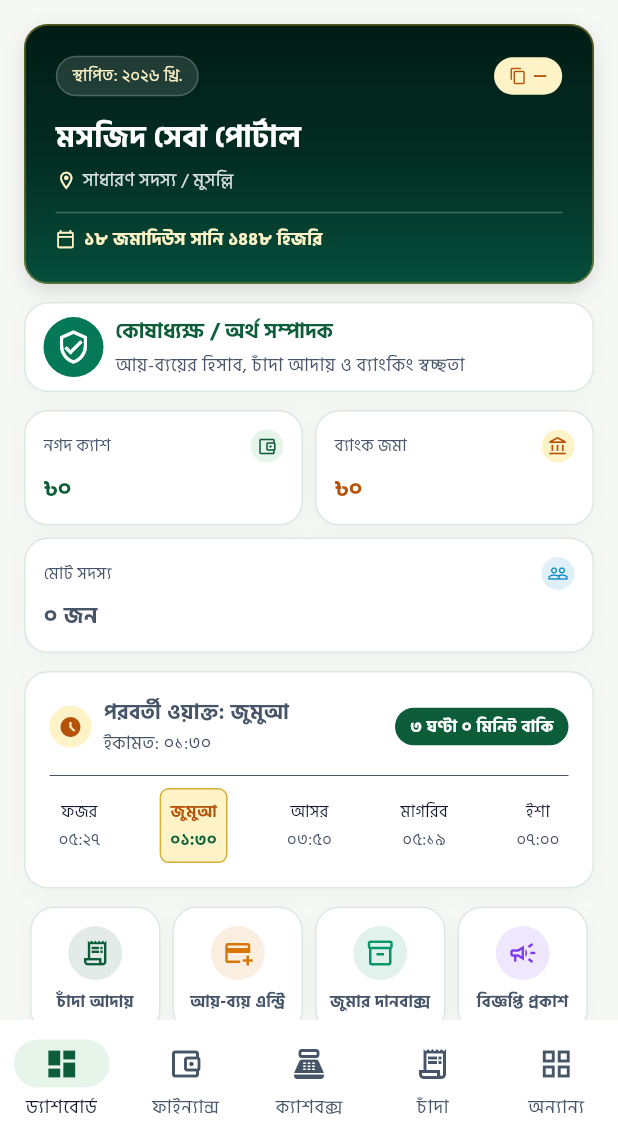
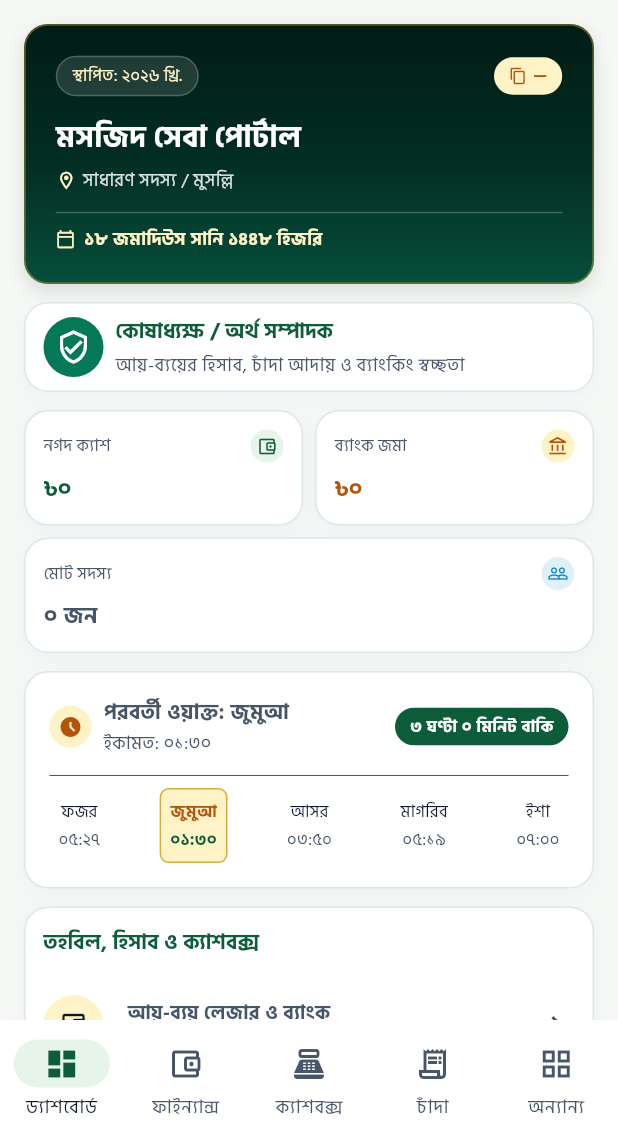
Before and after one commit to emranmofficials/Mosque-Seba, a Flutter app: the TreasurerShell screen opened directly, on a phone screen of 412 x 824 dp, the part 96-1236 px from its top. Run offline on Flutter 3.47's test engine with Material 3 defaults, Android fonts, the phone set to English and light mode, and no system bars; our stand-ins replace connectivity_plus, drift, equatable, flutter_local_notifications, flutter_riverpod, flutter_secure_storage and 11 more; missing offline and left inert: esc_pos_utils_plus, print_bluetooth_thermal; accounts and stored records are empty; generated files the repository leaves out were written again.

Commit message:
refine: align role shell actions and quick-action visibility to exact role duties

```diff
--- a/lib/core/navigation/role_shells/advisory_board/advisory_board_shell.dart
+++ b/lib/core/navigation/role_shells/advisory_board/advisory_board_shell.dart
@@ -1,4 +1,5 @@
 import 'package:flutter/material.dart';
+
 import '../../../../features/role_permissions/models/committee_role.dart';
 import '../../../../shared/widgets/adaptive_scaffold.dart';
 import '../../../router/app_router.dart';
--- a/lib/core/navigation/role_shells/assistant_treasurer/assistant_treasurer_shell.dart
+++ b/lib/core/navigation/role_shells/assistant_treasurer/assistant_treasurer_shell.dart
@@ -1,4 +1,5 @@
 import 'package:flutter/material.dart';
+
 import '../../../../features/role_permissions/models/committee_role.dart';
 import '../../../../shared/widgets/adaptive_scaffold.dart';
 import '../../../router/app_router.dart';
@@ -13,7 +14,7 @@ class AssistantTreasurerShell extends StatelessWidget {
     return const RoleShellScaffold(
       expectedRole: CommitteeRole.assistantTreasurer,
       showKpiSummary: true,
-      showQuickActions: true,
+      showQuickActions: false,
       showPrayerCard: true,
       showSmartBoard: false,
       navTargets: [
--- a/lib/core/navigation/role_shells/executive_member/executive_member_shell.dart
+++ b/lib/core/navigation/role_shells/executive_member/executive_member_shell.dart
@@ -1,4 +1,5 @@
 import 'package:flutter/material.dart';
+
 import '../../../../features/role_permissions/models/committee_role.dart';
 import '../../../../shared/widgets/adaptive_scaffold.dart';
 import '../../../router/app_router.dart';
--- a/lib/core/navigation/role_shells/general_member/general_member_shell.dart
+++ b/lib/core/navigation/role_shells/general_member/general_member_shell.dart
@@ -1,4 +1,5 @@
 import 'package:flutter/material.dart';
+
 import '../../../../features/role_permissions/models/committee_role.dart';
 import '../../../../shared/widgets/adaptive_scaffold.dart';
 import '../../../router/app_router.dart';
--- a/lib/core/navigation/role_shells/general_secretary/general_secretary_shell.dart
+++ b/lib/core/navigation/role_shells/general_secretary/general_secretary_shell.dart
@@ -1,4 +1,5 @@
 import 'package:flutter/material.dart';
+
 import '../../../../features/role_permissions/models/committee_role.dart';
 import '../../../../shared/widgets/adaptive_scaffold.dart';
 import '../../../router/app_router.dart';
--- a/lib/core/navigation/role_shells/madrasa_teacher/madrasa_teacher_shell.dart
+++ b/lib/core/navigation/role_shells/madrasa_teacher/madrasa_teacher_shell.dart
@@ -1,4 +1,5 @@
 import 'package:flutter/material.dart';
+
 import '../../../../features/role_permissions/models/committee_role.dart';
 import '../../../../shared/widgets/adaptive_scaffold.dart';
 import '../../../router/app_router.dart';
--- a/lib/core/navigation/role_shells/organizational_secretary/organizational_secretary_shell.dart
+++ b/lib/core/navigation/role_shells/organizational_secretary/organizational_secretary_shell.dart
@@ -1,4 +1,5 @@
 import 'package:flutter/material.dart';
+
 import '../../../../features/role_permissions/models/committee_role.dart';
 import '../../../../shared/widgets/adaptive_scaffold.dart';
 import '../../../router/app_router.dart';
--- a/lib/core/navigation/role_shells/president/president_shell.dart
+++ b/lib/core/navigation/role_shells/president/president_shell.dart
@@ -1,4 +1,5 @@
 import 'package:flutter/material.dart';
+
 import '../../../../features/role_permissions/models/committee_role.dart';
 import '../../../../shared/widgets/adaptive_scaffold.dart';
 import '../../../router/app_router.dart';
--- a/lib/core/navigation/role_shells/publicity_secretary/publicity_secretary_shell.dart
+++ b/lib/core/navigation/role_shells/publicity_secretary/publicity_secretary_shell.dart
@@ -1,4 +1,5 @@
 import 'package:flutter/material.dart';
+
 import '../../../../features/role_permissions/models/committee_role.dart';
 import '../../../../shared/widgets/adaptive_scaffold.dart';
 import '../../../router/app_router.dart';
--- a/lib/core/navigation/role_shells/role_shell_resolver.dart
+++ b/lib/core/navigation/role_shells/role_shell_resolver.dart
@@ -1,5 +1,6 @@
 import 'package:flutter/material.dart';
 import 'package:flutter_riverpod/flutter_riverpod.dart';
+
 import '../../../features/role_permissions/models/committee_role.dart';
 import '../../../features/role_permissions/providers/role_permissions_provider.dart';
 import 'advisory_board/advisory_board_shell.dart';
--- a/lib/core/navigation/role_shells/shared/role_shell_base.dart
+++ b/lib/core/navigation/role_shells/shared/role_shell_base.dart
@@ -1,6 +1,7 @@
 import 'package:flutter/material.dart';
 import 'package:flutter_riverpod/flutter_riverpod.dart';
 import 'package:go_router/go_router.dart';
+
 import '../../../../features/authentication/providers/auth_provider.dart';
 import '../../../../features/dashboard/widgets/dashboard_hero_card.dart';
 import '../../../../features/dashboard/widgets/kpi_summary_grid.dart';
@@ -26,10 +27,7 @@ class RoleNavTarget {
   final AdaptiveNavigationDestination destination;
   final String route;
 
-  const RoleNavTarget({
-    required this.destination,
-    required this.route,
-  });
+  const RoleNavTarget({required this.destination, required this.route});
 }
 
 /// An actionable module shortcut tailored to a role's duties.
@@ -52,10 +50,7 @@ class RoleActionSection {
   final String title;
   final List<RoleActionItem> items;
 
-  const RoleActionSection({
-    required this.title,
-    required this.items,
-  });
+  const RoleActionSection({required this.title, required this.items});
 }
 
 /// Shared layout shell composed by each of the 18 role-specific shells.
@@ -96,7 +91,9 @@ class _RoleShellScaffoldState extends ConsumerState<RoleShellScaffold> {
     final financeSummary = ref.watch(financeSummaryProvider);
     final totalMembers = ref.watch(memberListProvider).valueOrNull?.length ?? 0;
     final notices = ref.watch(noticeListProvider).valueOrNull ?? const [];
-    final publishedNotices = notices.where((n) => n.status == 'published').toList();
+    final publishedNotices = notices
+        .where((n) => n.status == 'published')
+        .toList();
     final pinnedNotices = publishedNotices.where((n) => n.isPinned).toList();
     final latestNotice = pinnedNotices.isNotEmpty
         ? pinnedNotices.first
@@ -137,7 +134,8 @@ class _RoleShellScaffoldState extends ConsumerState<RoleShellScaffold> {
         },
         child: LayoutBuilder(
           builder: (context, constraints) {
-            final isTablet = constraints.maxWidth >= AppConstants.tabletBreakpoint;
+            final isTablet =
+                constraints.maxWidth >= AppConstants.tabletBreakpoint;
 
             final heroCard = DashboardHeroCard(
               mosqueNameBn: user?.mosqueNameBn.isNotEmpty == true
@@ -146,8 +144,9 @@ class _RoleShellScaffoldState extends ConsumerState<RoleShellScaffold> {
               address: user?.mosqueAddress.isNotEmpty == true
                   ? user!.mosqueAddress
                   : currentRole.titleBn,
-              committeeId:
-                  user?.committeeId.isNotEmpty == true ? user!.committeeId : '—',
+              committeeId: user?.committeeId.isNotEmpty == true
+                  ? user!.committeeId
+                  : '—',
               establishedYear: user?.establishedYear ?? DateTime.now().year,
               onProfileTap: () => context.push(AppRouter.profile),
             );
@@ -212,14 +211,14 @@ class _RoleShellScaffoldState extends ConsumerState<RoleShellScaffold> {
                     categoryBadge: latestNotice == null
                         ? 'জুমার বিশেষ নির্দেশনা'
                         : (latestNotice.isUrgent
-                            ? 'জরুরি বিজ্ঞপ্তি'
-                            : (latestNotice.isPinned
-                                ? 'পিন করা নোটিশ'
-                                : 'সর্বশেষ নোটিশ')),
+                              ? 'জরুরি বিজ্ঞপ্তি'
+                              : (latestNotice.isPinned
+                                    ? 'পিন করা নোটিশ'
+                                    : 'সর্বশেষ নোটিশ')),
                     title:
-                        latestNotice?.title ?? 'খুতবা শুরু হলে নীরবতা পালন করুন',
-                    message: latestNotice?.content ??
-                        'খুতবা চলাকালীন মোবাইল সাইলেন্ট রাখুন এবং মনোযোগ সহকারে বয়ান শ্রবণ করুন।',
+                        latestNotice?.title ??
+                        'খুতবা শুরু হলে নীরবতা পালন করুন',
+                    message: latestNotice?.content ?? 'খুতবা চলাকালীন মোবাইল সাইলেন্ট রাখুন এবং মনোযোগ সহকারে বয়ান শ্রবণ করুন।',
                     onTap: () => context.push(AppRouter.notices),
                   )
                 : null;
@@ -285,7 +284,9 @@ class _RoleShellScaffoldState extends ConsumerState<RoleShellScaffold> {
                                       ...sectionWidgets.expand(
                                         (w) => [
                                           w,
-                                          const SizedBox(height: MosqueSpace.md),
+                                          const SizedBox(
+                                            height: MosqueSpace.md,
+                                          ),
                                         ],
                                       ),
                                       if (widget.showHadithBoard)
@@ -382,7 +383,9 @@ class _RoleSectionCard extends StatelessWidget {
               ),
               title: Text(
                 item.title,
-                style: textTheme.bodyMedium?.copyWith(fontWeight: FontWeight.w600),
+                style: textTheme.bodyMedium?.copyWith(
+                  fontWeight: FontWeight.w600,
+                ),
               ),
               subtitle: Text(
                 item.subtitle,
--- a/lib/core/navigation/role_shells/social_welfare_secretary/social_welfare_secretary_shell.dart
+++ b/lib/core/navigation/role_shells/social_welfare_secretary/social_welfare_secretary_shell.dart
@@ -1,4 +1,5 @@
 import 'package:flutter/material.dart';
+
 import '../../../../features/role_permissions/models/committee_role.dart';
 import '../../../../shared/widgets/adaptive_scaffold.dart';
 import '../../../router/app_router.dart';
--- a/lib/core/navigation/role_shells/staff_imam/staff_imam_shell.dart
+++ b/lib/core/navigation/role_shells/staff_imam/staff_imam_shell.dart
@@ -1,4 +1,5 @@
 import 'package:flutter/material.dart';
+
 import '../../../../features/role_permissions/models/committee_role.dart';
 import '../../../../shared/widgets/adaptive_scaffold.dart';
 import '../../../router/app_router.dart';
--- a/lib/core/navigation/role_shells/staff_khadem/staff_khadem_shell.dart
+++ b/lib/core/navigation/role_shells/staff_khadem/staff_khadem_shell.dart
@@ -1,4 +1,5 @@
 import 'package:flutter/material.dart';
+
 import '../../../../features/role_permissions/models/committee_role.dart';
 import '../../../../shared/widgets/adaptive_scaffold.dart';
 import '../../../router/app_router.dart';
--- a/lib/core/navigation/role_shells/staff_muazzin/staff_muazzin_shell.dart
+++ b/lib/core/navigation/role_shells/staff_muazzin/staff_muazzin_shell.dart
@@ -1,4 +1,5 @@
 import 'package:flutter/material.dart';
+
 import '../../../../features/role_permissions/models/committee_role.dart';
 import '../../../../shared/widgets/adaptive_scaffold.dart';
 import '../../../router/app_router.dart';
--- a/lib/core/navigation/role_shells/treasurer/treasurer_shell.dart
+++ b/lib/core/navigation/role_shells/treasurer/treasurer_shell.dart
@@ -1,4 +1,5 @@
 import 'package:flutter/material.dart';
+
 import '../../../../features/role_permissions/models/committee_role.dart';
 import '../../../../shared/widgets/adaptive_scaffold.dart';
 import '../../../router/app_router.dart';
@@ -13,7 +14,7 @@ class TreasurerShell extends StatelessWidget {
     return const RoleShellScaffold(
       expectedRole: CommitteeRole.treasurer,
       showKpiSummary: true,
-      showQuickActions: true,
+      showQuickActions: false,
       showPrayerCard: true,
       showSmartBoard: false,
       navTargets: [
@@ -103,6 +104,12 @@ class TreasurerShell extends StatelessWidget {
               subtitle: 'সিল-স্বাক্ষরসহ পিডিএফ ও প্রিন্ট',
               route: AppRouter.printHub,
             ),
+            RoleActionItem(
+              icon: Icons.draw_outlined,
+              title: 'অফিসিয়াল সিল ও স্বাক্ষর',
+              subtitle: 'রশিদ ও ভাউচারের জন্য ডিজিটাল স্বাক্ষর',
+              route: AppRouter.sealSignature,
+            ),
           ],
         ),
       ],
--- a/lib/core/navigation/role_shells/vice_president/vice_president_shell.dart
+++ b/lib/core/navigation/role_shells/vice_president/vice_president_shell.dart
@@ -1,4 +1,5 @@
 import 'package:flutter/material.dart';
+
 import '../../../../features/role_permissions/models/committee_role.dart';
 import '../../../../shared/widgets/adaptive_scaffold.dart';
 import '../../../router/app_router.dart';
```
Also changed, not shown: lib/core/navigation/role_shells/assistant_secretary/assistant_secretary_shell.dart (+7 -0 lines), lib/core/navigation/role_shells/khatib_imam/khatib_imam_shell.dart (+7 -0 lines), lib/core/navigation/role_shells/office_secretary/office_secretary_shell.dart (+7 -0 lines).
